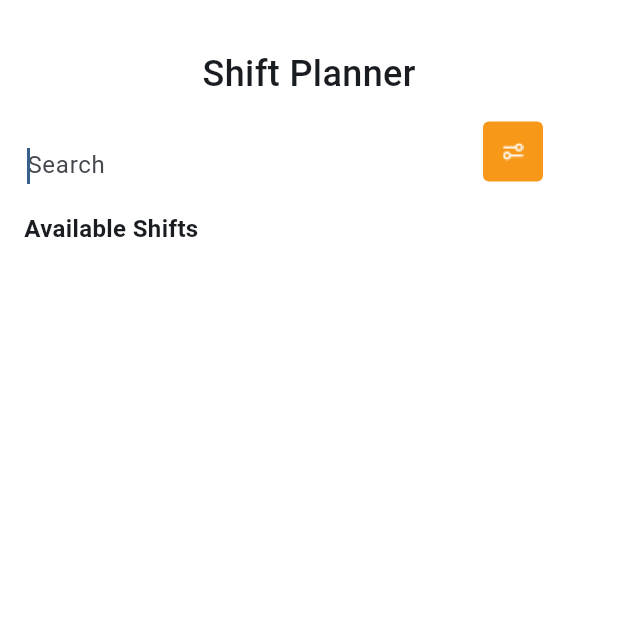
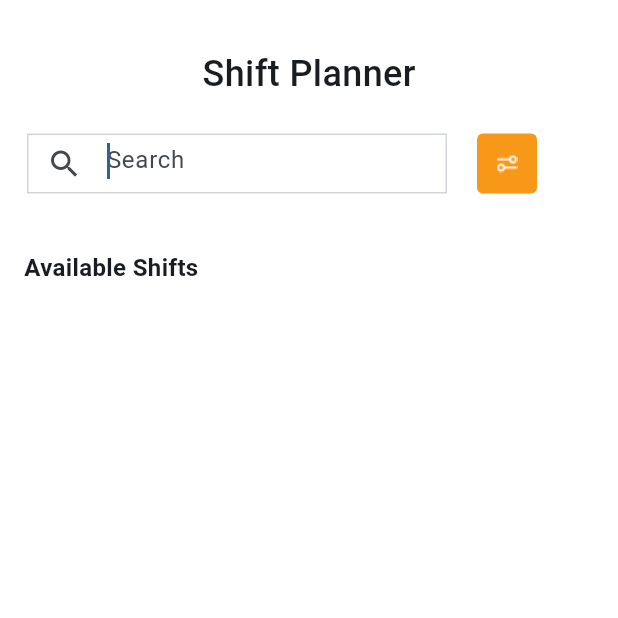
Before and after one commit to wahidmurad1/Genie-Task2-test, a Flutter app: the screen it shows after launch, on a phone screen of 412 x 824 dp, the top half of it. Run offline on Flutter 3.47's test engine with Material 2 defaults, Android fonts, the phone set to English and light mode, and no system bars; our stand-ins replace chips_choice.

Commit message:
Custom Chips with clear chip

```diff
--- /dev/null
+++ b/lib/const/custom_filter_chip.dart
@@ -0,0 +1,86 @@
+import 'package:flutter/material.dart';
+import 'package:flutter/src/foundation/key.dart';
+import 'package:flutter/src/widgets/framework.dart';
+import 'package:flutter/src/widgets/placeholder.dart';
+import 'package:genie_task/const/global_variable.dart';
+
+class CustomFilterChips extends StatefulWidget {
+  const CustomFilterChips({Key? key, required this.index, required this.onTap})
+      : super(key: key);
+  final index;
+  final onTap;
+
+  @override
+  State<CustomFilterChips> createState() => _CustomFilterChipsState();
+}
+
+class _CustomFilterChipsState extends State<CustomFilterChips> {
+  @override
+  Widget build(BuildContext context) {
+    return Chip(
+
+      shape: RoundedRectangleBorder(borderRadius: BorderRadius.circular(25), side: BorderSide(color: Color(0XFFFFFFFF))),
+      label: Text(
+        globalvariables.options[widget.index],
+        style: const TextStyle(
+            fontSize: 16.8, fontFamily: 'Euclid Regular', color: Colors.black),
+      ),
+      onDeleted: () {
+        widget.onTap;
+      },
+      deleteIcon: Container(
+          width: 20,
+          height: 20,
+          decoration: BoxDecoration(
+            color: const Color(0XFFFF6368),
+            borderRadius: BorderRadius.circular(20),
+          ),
+          child: const Icon(
+            Icons.close,
+            size: 12,
+            color: Colors.white,
+          )),
+    );
+    // Container(
+    //   decoration: BoxDecoration(
+    //     color: const Color(0XFFF4F7F9),
+    //     borderRadius: BorderRadius.circular(25),
+    //     boxShadow: const [
+    //       BoxShadow(
+    //         color: Colors.black45,
+    //         blurRadius: 1,
+    //         offset: Offset(0, 0),
+    //       ),
+    //     ],
+    //   ),
+    //   child: Wrap(
+    //     alignment: WrapAlignment.center,
+    //     spacing: 5,
+    //     children: [
+    //       Text(
+    //         globalvariables.options[widget.index],
+    //         style: const TextStyle(
+    //             fontSize: 16.8,
+    //             fontFamily: 'Euclid Regular',
+    //             color: Colors.black),
+    //       ),
+    //       GestureDetector(
+    //         onTap: widget.onTap,
+    //         child: Container(
+    //             width: 20,
+    //             height: 20,
+    //             decoration: BoxDecoration(
+    //               color: const Color(0XFFFF6368),
+    //               borderRadius: BorderRadius.circular(20),
+    //             ),
+    //             child: const Icon(
+    //               Icons.close,
+    //               size: 12,
+    //               color: Colors.white,
+    //             )),
+    //       )
+    //     ],
+    //   ),
+    // );
+  }
+}
--- a/lib/const/global_variable.dart
+++ b/lib/const/global_variable.dart
@@ -12,16 +12,27 @@ class GlobalVariables {
     "Toyota/ABC827838"
   ];
 
-  List<String> driver = [
-    "Peter Griffin",
-    "Stewie",
-    "Glen Quagmire",
-    "Wahid"
-  ];
+  List<String> driver = ["Peter Griffin", "Stewie", "Glen Quagmire", "dfnds"];
 
   void addData(String newData) {
-    options.add(newData);
+    //options.clear();
+    //options.add(newData);
+    if (newData.toString().trim() != '') {
+      options.add(newData.toString().trim());
+    }
+
+    //print(options[0]);
   }
+
+//Replace data
+  // void ReplaceData(String newData) {
+  //   if (newData.toString().trim() == '') {
+  //     options.clear();
+  //   } else {
+  //     options.clear();
+  //     options.add(newData);
+  //   }
+  // }
 
   void clearData() {
     options.clear();
--- a/lib/const/search_screen.dart
+++ b/lib/const/search_screen.dart
@@ -1,3 +1,5 @@
+import 'dart:ui';
+
 import 'package:chips_choice/chips_choice.dart';
 import 'package:flutter/material.dart';
 import 'package:flutter/src/widgets/framework.dart';
@@ -5,106 +7,113 @@ import 'package:genie_task/const/global_variable.dart';
 import 'package:genie_task/const/suggestion.dart';
 
 class SearchScreen extends StatefulWidget {
-  const SearchScreen({Key? key}) : super(key: key);
+  final ValueChanged<String>? onSubmit;
+  final TextEditingController searchTextController;
+  final IconData? icon;
+  const SearchScreen(
+      {Key? key, this.onSubmit, required this.searchTextController, this.icon})
+      : super(key: key);
 
   @override
   State<SearchScreen> createState() => _SearchScreenState();
 }
 
 class _SearchScreenState extends State<SearchScreen> {
-  late final TextEditingController _searchTextController;
-  late final FocusNode focusNode;
-  int tag=0;
+  // late final TextEditingController _searchTextController;
+  // late final FocusNode focusNode;
+  int tag = 0;
   bool isIconVisible = false;
-  //GlobalVariables globalvariables = GlobalVariables();
-
-
-  @override
-  void initState() {
-    super.initState();
-    _searchTextController = TextEditingController();
-    focusNode = FocusNode();
-  }
-
   bool isSearching = false;
-  @override
-  void dispose() {
-    if (mounted) {
-      _searchTextController.dispose();
-      focusNode.dispose();
-    }
-    super.dispose();
-  }
 
   @override
   Widget build(BuildContext context) {
     return Padding(
       padding: EdgeInsets.all(8.0),
+      child: Container(
+        width: 280,
+        height: 40,
+        decoration: BoxDecoration(
+          border: Border.all(width: 1, color: Color(0XFFD1D5DB)),
+        ),
         child: TextField(
-        onSubmitted: (value){
-          globalvariables.addData(value);
-          if(globalvariables.options.isNotEmpty){
-            globalvariables.isVisible = true;
-            _searchTextController.clear();
-          }
-            else{
-              globalvariables.isVisible = false;
-          }
-        },
-        focusNode: focusNode,
-        controller: _searchTextController,
+          onSubmitted: widget.onSubmit,
+          // focusNode: focusNode,
+          controller: widget.searchTextController,
           style: TextStyle(color: Colors.black),
           autofocus: true,
           textInputAction: TextInputAction.search,
           keyboardType: TextInputType.text,
           onEditingComplete: () async {
             isSearching = true;
-          focusNode.unfocus();
+            // focusNode.unfocus();
             setState(() {});
           },
           onChanged: (v) {
-            if(v.toString().trim()==''){
+            if (v.toString().trim() == '') {
               setState(() {
                 isIconVisible = false;
               });
-          }
-          else if (v.isNotEmpty) {
+            } else if (v.isNotEmpty) {
               setState(() {
                 isIconVisible = true;
               });
-          }
-
-          else {
+            } else {
               setState(() {
                 isIconVisible = false;
               });
             }
           },
           decoration: InputDecoration(
-          contentPadding: const EdgeInsets.only(
-            bottom: 8 / 5,
+            //contentPadding: EdgeInsets.only(top: 8, bottom: 12),
+            // enabledBorder: OutlineInputBorder.none,
+            hintText: "Search",
+            contentPadding: EdgeInsets.fromLTRB(
+              12,
+              6,
+              10,
+              12,
             ),
-          hintText: "Search",
+            focusedBorder: InputBorder.none,
             enabledBorder: InputBorder.none,
-          focusedBorder: InputBorder.none,
+            prefixIcon: Icon(
+              Icons.search,
+            ),
             suffix: !isIconVisible
                 ? null
                 : GestureDetector(
                     onTap: () {
-                    focusNode.unfocus();
                       isSearching = false;
                       setState(() {
-                      _searchTextController.clear();
+                        widget.searchTextController.clear();
+                        //isIconVisible=false;
                       });
                     },
-                  child: const Icon(
-                    Icons.close,
+                    child: Icon(
+                      widget.icon,
                       size: 18,
                       color: Colors.red,
                     ),
                   ),
           ),
+          textAlign: TextAlign.start,
+        ),
       ),
     );
   }
 }
+
+
+//  decoration: const InputDecoration(
+//                             contentPadding: EdgeInsets.only(top: 8, bottom: 12),
+//                             border: InputBorder.none,
+//                             prefixIcon: Icon(
+//                               Icons.search,
+//                               size: 20,
+//                               color: Color(0XFFB7BAC2),
+//                             ),
+//                             hintText: "Search",
+//                             hintStyle: TextStyle(
+//                               fontSize: 15,
+//                               color: Color(0XFFB7BAC2),
+//                             ),
+//                           ),
--- a/lib/screens/home_screen.dart
+++ b/lib/screens/home_screen.dart
@@ -15,14 +15,13 @@ class HomeScreen extends StatefulWidget {
 }
 
 class _HomeScreenState extends State<HomeScreen> {
-  late final TextEditingController _searchTextController;
-  late final FocusNode focusNode;
-  int tag=3;
+  final TextEditingController _searchTextController = TextEditingController();
+  // final FocusNode focusNode = FocusNode();
+  int val = 3;
+  bool isIconVisible = false;
   @override
   void initState() {
     super.initState();
-    _searchTextController = TextEditingController();
-    focusNode = FocusNode();
   }
 
   bool isSearching = false;
@@ -30,7 +29,7 @@ class _HomeScreenState extends State<HomeScreen> {
   void dispose() {
     if (mounted) {
       _searchTextController.dispose();
-      focusNode.dispose();
+      // focusNode.dispose();
     }
     super.dispose();
   }
@@ -58,10 +57,44 @@ class _HomeScreenState extends State<HomeScreen> {
               padding: const EdgeInsets.only(left: 10, top: 15, right: 12),
               child: Row(
                 children: [
-                 Container(
-                  width: 300,
-                  height: 40,
-                  child: const SearchScreen()),
+                  SearchScreen(
+                    icon: Icons.close,
+                    searchTextController: _searchTextController,
+                    onSubmit: (value) {
+                      // if (_searchTextController.text.isEmpty)
+                      //   Visibility(
+                      //     visible: globalvariables.isVisible = false,
+                      //     child: Wrap(
+                      //       direction: Axis.horizontal,
+                      //       children: [
+                      //         Icon(
+                      //           Icons.close,
+                      //           size: 18,
+                      //         ),
+                      //       ],
+                      //     ),
+                      //   );
+                      globalvariables.addData(value);
+                      setState(() {
+                        // print(globalvariables.options[0]);
+                        _searchTextController.clear();
+                        if (globalvariables.options.isNotEmpty) {
+                          globalvariables.isVisible = true;
+                        }
+                        // if (globalvariables.options.isNotEmpty) {
+                        //   globalvariables.ReplaceData(value);
+                        //   globalvariables.isVisible = true;
+                        // }
+                        //  else if (globalvariables.options.isNotEmpty) {
+                        //     globalvariables.addData('Clear');
+                        //     globalvariables.options.clear();
+                        //   }
+                        else {
+                          globalvariables.isVisible = false;
+                        }
+                      });
+                    },
+                  ),
                   const SizedBox(
                     width: 12,
                   ),
@@ -84,64 +117,124 @@ class _HomeScreenState extends State<HomeScreen> {
                 ],
               ),
             ),
-
+            SizedBox(
+              height: 10,
+            ),
             if (globalvariables.options.isNotEmpty)
-            Visibility(
+              Padding(
+                padding: const EdgeInsets.only(left: 17),
+                child: Visibility(
                   visible: globalvariables.isVisible,
-              child: Container(
-                //height: height*0.25,
-                //width: size.width*0.9,
                   child: Wrap(
                     direction: Axis.horizontal,
                     children: [
-                    ChipsChoice<int>.single(
-                      value: tag,
-                      onChanged: (val) => setState(() => tag = val),
-                      choiceItems: C2Choice.listFrom<int, String>(
-                        source: globalvariables.options,
-                        value: (i, v) => i,
-                        label: (i, v) => v,
-                        tooltip: (i, v) => v,
-                        delete: (i, v) => () {
-                          setState(() => globalvariables.options.removeAt(i));
+                      for (var i = 0; i < globalvariables.options.length; i++)
+                        Padding(
+                          padding: const EdgeInsets.only(right: 8, bottom: 12),
+                          child: Container(
+                            height: 30,
+                            decoration: BoxDecoration(
+                                color: Colors.white,
+                                borderRadius: BorderRadius.circular(25),
+                                border: Border.all(color: Color(0XFFD1D5DB))),
+                            child: Padding(
+                              padding: const EdgeInsets.only(left: 8, right: 5),
+                              child: Row(
+                                mainAxisSize: MainAxisSize.min,
+                                children: [
+                                  // for(var i=1;i<globalvariables.options.length;i++)
+                                  Text(
+                                    globalvariables.options[i],
+                                    style: TextStyle(
+                                        fontSize: 15,
+                                        fontWeight: FontWeight.w500),
+                                  ),
+
+                                  Padding(
+                                    padding: const EdgeInsets.only(left: 4),
+                                    child: InkWell(
+                                      onTap: () {
+                                        setState(() {
+                                          // globalvariables.options.clear();
+                                          globalvariables.options.removeAt(i);
+                                          //globalvariables.isVisible = false;
+                                        });
                                       },
-                      ),
-                      choiceStyle: C2ChipStyle.outlined(
-                        borderOpacity: 0.3,
-                        borderStyle: BorderStyle.solid,
-                        color: Colors.black,
-                        iconColor: const Color(0xffFF6368),
-                        iconSize: 22,
-                        // selectedStyle: C2ChipStyle.filled(
-                        //     foregroundStyle: const TextStyle(
-                        //         fontSize: 16.8,
-                        //         fontFamily: 'Euclid',
-                        //         color: Colors.white),
-                        //     iconColor: Colors.white,
-                        //     color: const Color(0xffFF6368)),
-                        foregroundStyle: const TextStyle(
-                            fontSize: 16.8,
-                            fontFamily: 'Euclid',
-                            color: Colors.black),
-                        borderRadius: const BorderRadius.all(
-                          Radius.circular(15),
+                                      child: CircleAvatar(
+                                        radius: 10,
+                                        backgroundColor: Colors.red,
+                                        child: Icon(
+                                          Icons.close,
+                                          size: 14,
+                                          color: Colors.white,
                                         ),
                                       ),
-                      wrapped: true,
+                                    ),
+                                  ),
+                                ],
+                              ),
+                            ),
+                          ),
+                        ),
+                      if (globalvariables.isVisible == true)
+                        Container(
+                          height: 30,
+                          decoration: BoxDecoration(
+                              color: Colors.red,
+                              borderRadius: BorderRadius.circular(25),
+                              border: Border.all(color: Color(0XFFD1D5DB))),
+                          child: Padding(
+                            padding: const EdgeInsets.only(left: 8, right: 5),
+                            child: Row(
+                              mainAxisSize: MainAxisSize.min,
+                              children: [
+                                // for(var i=1;i<globalvariables.options.length;i++)
+                                Text(
+                                  'Clear',
+                                  style: TextStyle(
+                                      fontSize: 15,
+                                      fontWeight: FontWeight.w500,
+                                      color: Colors.white),
+                                ),
+
+                                Padding(
+                                  padding: const EdgeInsets.only(left: 4),
+                                  child: InkWell(
+                                    onTap: () {
+                                      setState(() {
+                                        globalvariables.options.clear();
+                                        // globalvariables.options.removeAt(i);
+                                        //globalvariables.isVisible = false;
+                                      });
+                                    },
+                                    child: CircleAvatar(
+                                      radius: 10,
+                                      backgroundColor: Colors.white,
+                                      child: Icon(
+                                        Icons.close,
+                                        size: 14,
+                                        color: Colors.red,
+                                      ),
+                                    ),
+                                  ),
+                                ),
+                              ],
+                            ),
+                          ),
                         ),
                     ],
                   ),
                 ),
               ),
 
+            //chip choice function
             const Align(
                 alignment: Alignment.centerLeft,
                 child: Padding(
                   padding: EdgeInsets.only(left: 16, top: 20),
                   child: Text(
                     'Available Shifts',
-                    style:
-                        TextStyle(fontSize: 16, fontWeight: FontWeight.w600),
+                    style: TextStyle(fontSize: 16, fontWeight: FontWeight.w600),
                   ),
                 )),
             //Available Shifts UI
@@ -154,74 +247,41 @@ class _HomeScreenState extends State<HomeScreen> {
   }
 }
 
-  //  Container(
-  //                     width: size.width * 0.75,
-  //                     height: 40,
-  //                     decoration: BoxDecoration(
-  //                       color: const Color(0XFFF4F7F9),
-  //                       borderRadius: BorderRadius.circular(4),
-  //                       boxShadow: const [
-  //                         BoxShadow(
-  //                           color: Colors.black45,
-  //                           blurRadius: 1,
-  //                           offset: Offset(0, 0),
-  //                         ),
-  //                       ],
+
+  // if (globalvariables.options.isNotEmpty)
+  //             Visibility(
+  //               visible: globalvariables.isVisible,
+  //               child: Wrap(
+  //                 direction: Axis.horizontal,
+  //                 children: [
+  //                   ChipsChoice<int>.single(
+  //                     value: tag,
+  //                     onChanged: (val) => setState(() => tag = val),
+  //                     choiceItems: C2Choice.listFrom<int, String>(
+  //                       source: globalvariables.options,
+  //                       value: (i, v) => i,
+  //                       label: (i, v) => (v),
+  //                       tooltip: (i, v) => v,
+  //                       delete: (i, v) => () {
+  //                         setState(() => globalvariables.options.removeAt(i));
+  //                       },
   //                     ),
-  //                     child: InkWell(
-  //                       onTap: () {
-  //                           focusNode.unfocus();
-  //                     Navigator.pop(context);
-  //                       },
-  //                       child: TextField(
-  //                         focusNode: focusNode,
-  //                   controller: _searchTextController,
-  //                   style: TextStyle(color: Colors.black),
-  //                   autofocus: true,
-  //                   textInputAction: TextInputAction.search,
-  //                   keyboardType: TextInputType.text,
-  //                   onEditingComplete: () async {
-  //                     isSearching = true;
-  //                     focusNode.unfocus();
-  //                     setState(() {});
-  //                   },
-
-  //                         decoration: const InputDecoration(
-  //                           contentPadding: EdgeInsets.only(top: 8, bottom: 12),
-  //                           border: InputBorder.none,
-  //                           prefixIcon: Icon(
-  //                             Icons.search,
-  //                             size: 20,
-  //                             color: Color(0XFFB7BAC2),
-  //                           ),
-  //                           suffixIcon: Icon(Icons.close,
-  //                           size: 20,
-  //                           ),
-  //                           hintText: "Search",
-  //                           hintStyle: TextStyle(
-  //                             fontSize: 15,
-  //                             color: Color(0XFFB7BAC2),
-  //                           ),
-  //                         ),
-  //                          suffix: Padding(
-  //                       padding: const EdgeInsets.symmetric(horizontal: 5),
-  //                       child: GestureDetector(
-  //                         onTap: () {
-  //                           _searchTextController.clear();
-  //                           focusNode.unfocus();
-  //                           isSearching = false;
-  //                           // searchList =[];
-  //                           // searchList!.clear();
-  //                           setState(() {});
-  //                         },
-  //                         child: const Icon(
-  //                           Icons.close,
-  //                           size: 18,
-  //                           color: Colors.red,
-  //                         ),
+  //                     choiceStyle: C2ChipStyle.outlined(
+  //                       borderOpacity: 0.3,
+  //                       borderStyle: BorderStyle.solid,
+  //                       color: Colors.black,
+  //                       iconColor: const Color(0xffFF6368),
+  //                       iconSize: 22,
+  //                       foregroundStyle: const TextStyle(
+  //                           fontSize: 16.8,
+  //                           fontFamily: 'Euclid',
+  //                           color: Colors.black),
+  //                       borderRadius: const BorderRadius.all(
+  //                         Radius.circular(15),
   //                       ),
   //                     ),
-
-  //                       ),
-  //                     ),
+  //                     wrapped: true,
   //                   ),
+  //                 ],
+  //               ),
+  //             ),
```
Lines whose indentation alone changed are shown as unchanged.
